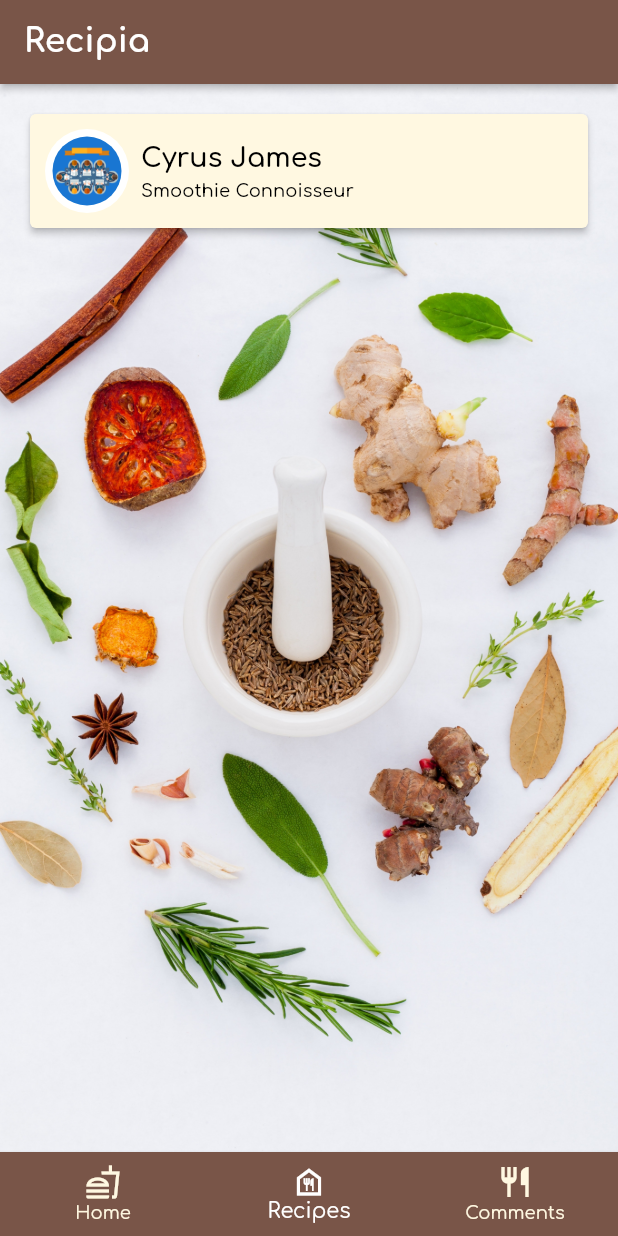
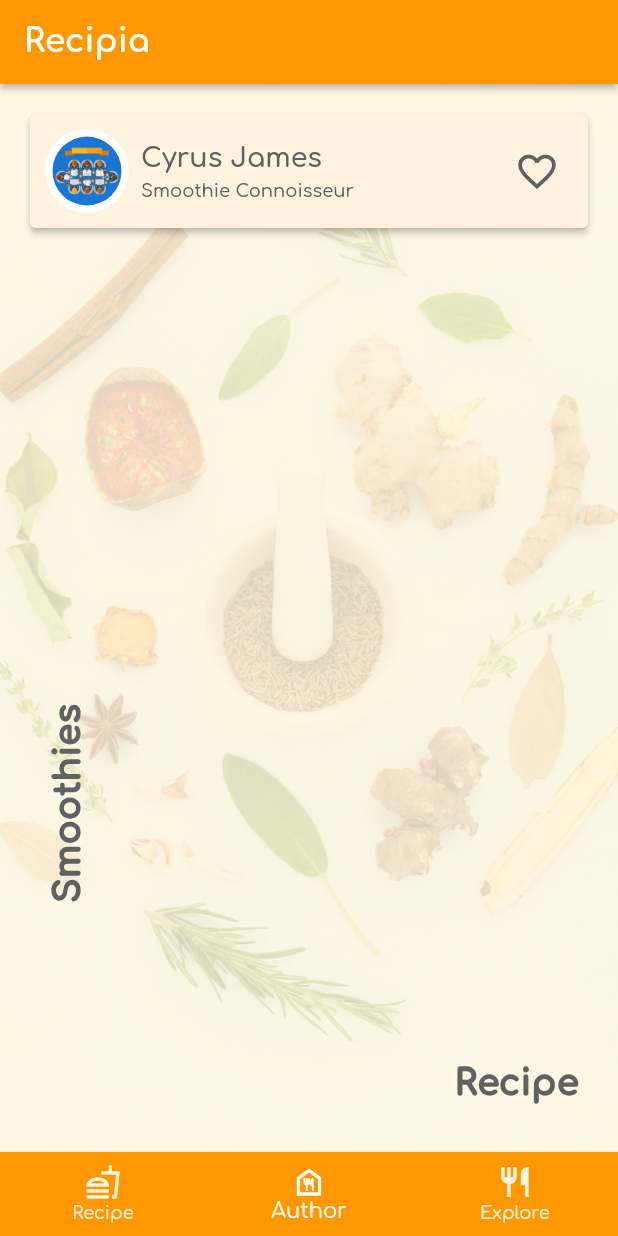
Before and after one commit to cyruskigo30/recipia, a Flutter app: the screen it shows after launch, item 2 of the bottom bar chosen, on a phone screen of 412 x 824 dp. Run offline on Flutter 3.47's test engine with Material 2 defaults, Android fonts, the light colour scheme and no system bars; our stand-ins replace google_fonts.

Commit message:
Add the favourites button and snackbar

```diff
--- a/lib/services/home/home.dart
+++ b/lib/services/home/home.dart
@@ -1,5 +1,6 @@
 import 'package:flutter/material.dart';
 import 'package:recipia/services/home/pages/author.dart';
+import 'package:recipia/services/home/pages/explore.dart';
 import 'package:recipia/services/home/pages/main_recipe.dart';
 import 'package:recipia/theme/colors.dart';
 import 'package:recipia/utils/constants.dart';
@@ -26,7 +27,7 @@ class _HomeState extends State<Home> {
     const Author(),
 
     ///todo replace with card three
-    Container(),
+    const Explore(),
   ];
 
   ///function that handles tapped bar item and we set the index of the item the user pressed
@@ -73,15 +74,15 @@ class _HomeState extends State<Home> {
         items: const <BottomNavigationBarItem>[
           BottomNavigationBarItem(
             icon: Icon(Icons.fastfood_outlined),
-            label: 'Home',
+            label: 'Recipe',
           ),
           BottomNavigationBarItem(
             icon: Icon(Icons.food_bank_outlined),
-            label: 'Recipes',
+            label: 'Author',
           ),
           BottomNavigationBarItem(
             icon: Icon(Icons.restaurant_outlined),
-            label: 'Comments',
+            label: 'Explore',
           ),
         ],
       ),
--- a/lib/services/home/pages/author.dart
+++ b/lib/services/home/pages/author.dart
@@ -22,13 +22,14 @@ class Author extends StatelessWidget {
         //   width: 350,
         //   height: 450,
         // ),
-        decoration: const BoxDecoration(
-          color: kWhiteColor,
-          image: DecorationImage(
+        decoration: BoxDecoration(
+          color: Theme.of(context).scaffoldBackgroundColor,
+          image: const DecorationImage(
             image: AssetImage(
               'assets/images/pageTwo.jpg',
             ),
             fit: BoxFit.cover,
+            opacity: .15,
           ),
           // borderRadius: BorderRadius.all(
           //   Radius.circular(kDefaultBorderRadius),
@@ -38,17 +39,44 @@ class Author extends StatelessWidget {
         ///add stack of text to the container
 
         child: Column(
-          children: const [
+          children: [
             /// import author card
-            AuthorCard(
+            const AuthorCard(
               title: 'Smoothie Connoisseur',
               authorName: 'Cyrus James',
 
               ///ImageProvider of the AuthorCard is passed to the calling of the actual card with actual link to the image asset
-              imageProvider: AssetImage('assets/images/cover.png'),
+              imageProvider: AssetImage(
+                'assets/images/cover.png',
+              ),
             ),
 
-            ///todo add positioned text
+            ///add positioned text
+            Expanded(
+              child: Stack(
+                children: [
+                  Positioned(
+                    bottom: 16,
+                    right: 10,
+                    child: Text(
+                      'Recipe',
+                      style: Theme.of(context).textTheme.headline1,
+                    ),
+                  ),
+                  Positioned(
+                    bottom: 150,
+                    left: 16,
+                    child: RotatedBox(
+                      quarterTurns: 3,
+                      child: Text(
+                        'Smoothies',
+                        style: Theme.of(context).textTheme.headline1,
+                      ),
+                    ),
+                  ),
+                ],
+              ),
+            ),
           ],
         ),
       ),
--- a/lib/theme/colors.dart
+++ b/lib/theme/colors.dart
@@ -2,17 +2,20 @@ import 'package:flutter/material.dart';
 
 ///Light theme colors
 Color kLightScaffoldColor = Colors.amber.shade50;
-Color kLightAppBarBackgroundColor = Colors.brown;
-Color kLightAppBarTextColor = Colors.amber.shade50;
-Color kLightCardColor = Colors.amber.shade50;
-Color kLightTextColor = Colors.black;
+Color kLightAppBarBackgroundColor = Colors.orange;
+Color kLightAppBarTextColor = Colors.orange.shade50;
+Color kLightCardColor = Colors.orange.shade50;
+Color kLightTextColor = Colors.grey.shade700;
+Color kLightSnackbarBgColor = Colors.teal.shade900;
 
 ///Dark theme colors
 Color kDarkScaffoldColor = Colors.grey.shade600;
 Color kDarkAppBarBackgroundColor = Colors.blueGrey.shade900;
-Color kDarkAppBarTextColor = Colors.amber.shade800;
+Color kDarkAppBarTextColor = Colors.orange.shade800;
 Color kDarkCardColor = Colors.blueGrey.shade900;
-Color kDarkTextColor = Colors.amber.shade50;
+Color kDarkTextColor = Colors.orange.shade50;
+
+Color kDarkSnackbarBgColor = Colors.orange.shade50;
 
 ///Common theme colors
 
--- a/lib/theme/recipia_theme.dart
+++ b/lib/theme/recipia_theme.dart
@@ -123,6 +123,12 @@ class RecipiaTheme {
       ),
       cardColor: kLightCardColor,
       textTheme: lightTextTheme,
+      snackBarTheme: SnackBarThemeData(
+        backgroundColor: kLightSnackbarBgColor,
+        contentTextStyle: TextStyle(
+          color: kDarkTextColor,
+        ),
+      ),
     );
   }
 
--- a/lib/widgets/author_card_builder.dart
+++ b/lib/widgets/author_card_builder.dart
@@ -20,6 +20,9 @@ class AuthorCard extends StatelessWidget {
         width: double.infinity,
         margin: const EdgeInsets.all(kDefaultBorderRadius),
         child: Row(
+          mainAxisAlignment: MainAxisAlignment.spaceBetween,
+          children: [
+            Row(
               children: [
                 CircleImage(
                   ///The image provider from the circle avatar is passed to the image provider
@@ -38,15 +41,30 @@ class AuthorCard extends StatelessWidget {
                       authorName,
                       style: Theme.of(context).textTheme.headline4,
                     ),
-                SizedBox(height: 5),
+                    const SizedBox(height: 5),
                     Text(
                       title,
                       style: Theme.of(context).textTheme.bodyText1,
                     ),
                   ],
                 ),
+              ],
+            ),
 
-            ///todo add icon button
+            ///add icon button
+            IconButton(
+              onPressed: () {
+                const snackBar = SnackBar(
+                  content: Text('Favorite Pressed'),
+                );
+                ScaffoldMessenger.of(context).showSnackBar(snackBar);
+              },
+              icon: Icon(
+                Icons.favorite_outline,
+                color: Theme.of(context).textTheme.headline1?.color,
+                size: 30,
+              ),
+            ),
           ],
         ),
       ),
```
Also changed, not shown: lib/services/home/pages/explore.dart (added, +51 -0 lines). Lines whose indentation alone changed are shown as unchanged.
